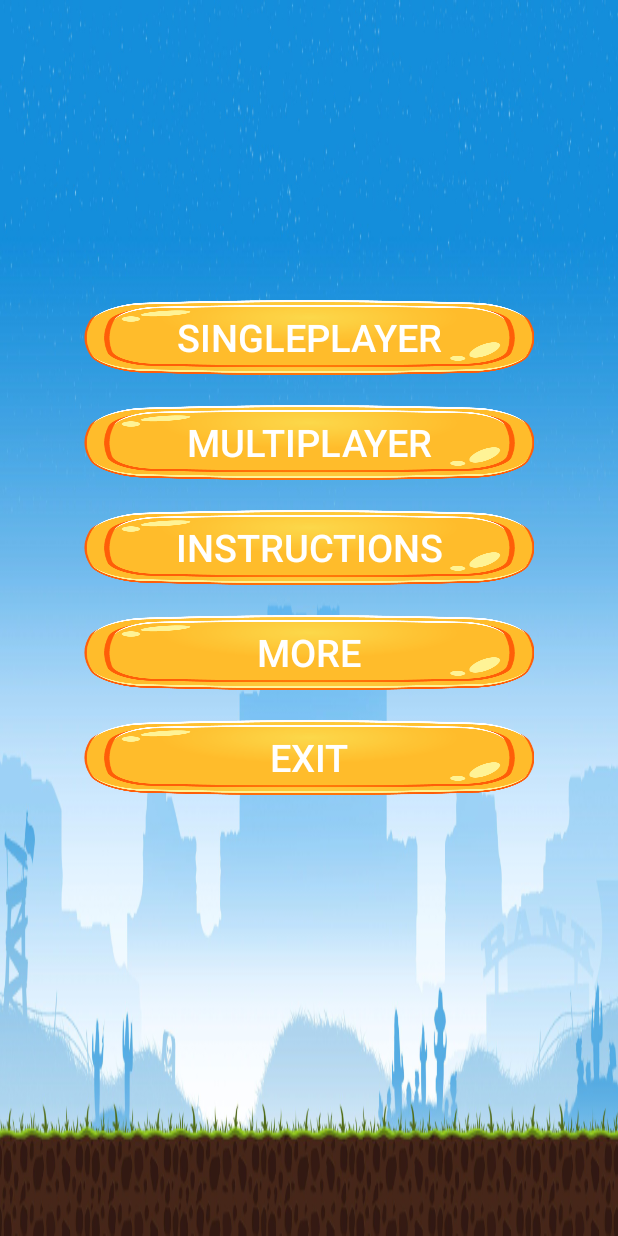
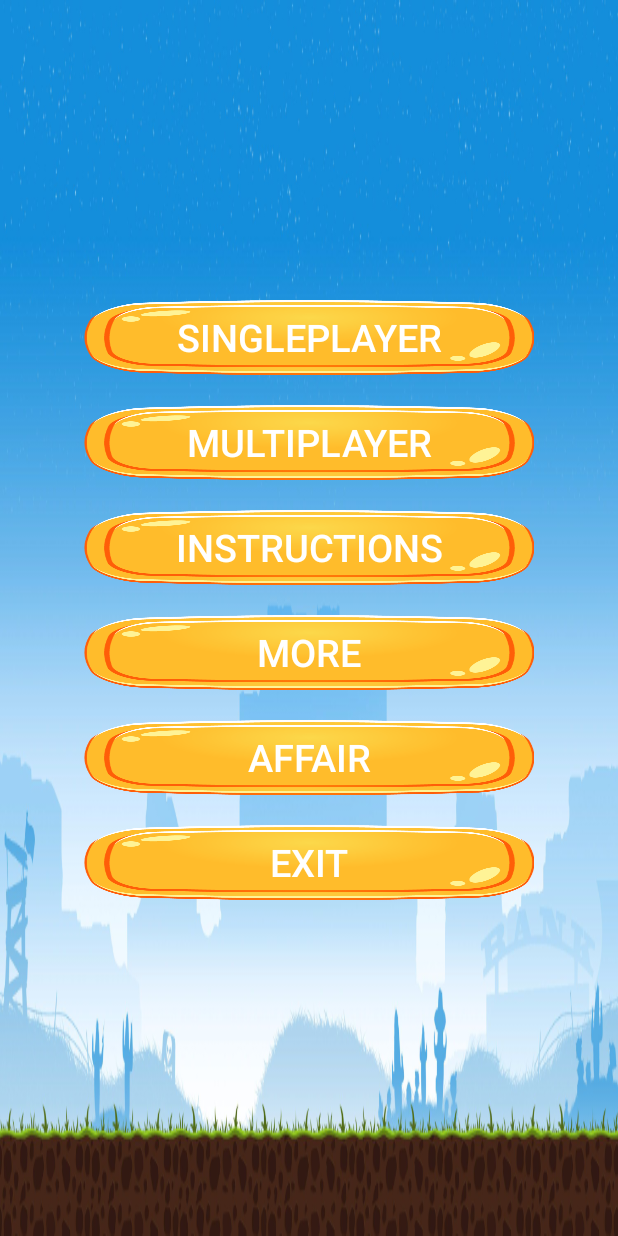
Before and after one commit to shubhamdamani/EduFun, an Android app: the screen it shows after launch (MainMenu), on a phone screen of 412 x 824 dp. Run offline under Robolectric (Android 15) with nearby library versions, the light colour scheme and no system bars.

Commit message:
single player

```diff
--- a/app/src/main/java/com/example/droidrun/MainMenu.java
+++ b/app/src/main/java/com/example/droidrun/MainMenu.java
@@ -8,7 +8,7 @@ import android.widget.Button;
 
 public class MainMenu extends AppCompatActivity {
 
-    Button multiplayer,singleplayer,inst,exi,more;
+    Button multiplayer,singleplayer,inst,exi,more,affair;
 
     @Override
     protected void onCreate(Bundle savedInstanceState) {
@@ -20,6 +20,17 @@ public class MainMenu extends AppCompatActivity {
         inst=findViewById(R.id.inst);
         exi=findViewById(R.id.exit);
         more = findViewById(R.id.more);
+        affair=findViewById(R.id.affair);
+
+        affair.setOnClickListener(new View.OnClickListener() {
+            @Override
+            public void onClick(View v) {
+                Intent i=new Intent(MainMenu.this,Topic.class);
+                startActivity(i);
+            }
+        });
+
+
 
         multiplayer.setOnClickListener(new View.OnClickListener() {
             @Override
--- a/app/src/main/res/layout/activity_main_menu.xml
+++ b/app/src/main/res/layout/activity_main_menu.xml
@@ -52,13 +52,24 @@
         android:textSize="25sp"
         android:id="@+id/more"
         />
+    <Button
+        android:layout_width="300dp"
+        android:layout_marginTop="20dp"
+        android:layout_height="50dp"
+        android:layout_centerHorizontal="true"
+        android:layout_below="@+id/more"
+        android:background="@drawable/yellow_btn"
+        android:text="affair"
+        android:textSize="25sp"
+        android:id="@+id/affair"
+        />
 
     <Button
         android:layout_width="300dp"
         android:layout_marginTop="20dp"
         android:layout_height="50dp"
         android:layout_centerHorizontal="true"
-        android:layout_below="@+id/more"
+        android:layout_below="@+id/affair"
         android:background="@drawable/yellow_btn"
         android:text="Exit"
         android:textSize="25sp"
```
Also changed, not shown: app/src/main/AndroidManifest.xml (+5 -2 lines).
